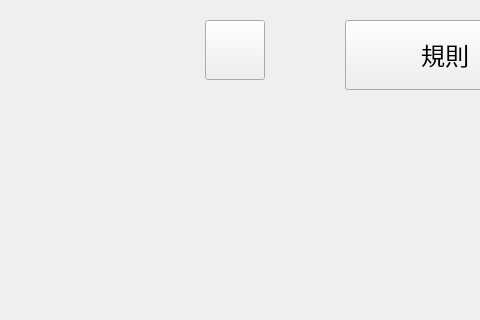
hwc20896/EMProj_CMake, file src/ui/introwidget.ui: the form before one commit; both pictures show x 375 to 855 and y 0 to 320 of the 1000 by 700 pixel window.
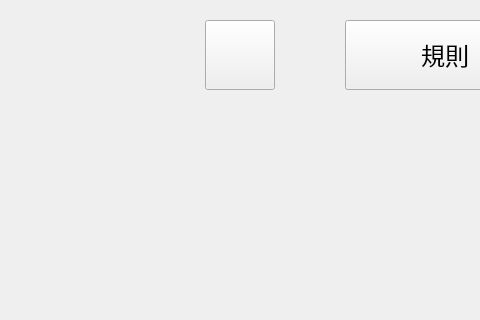
The form after the commit.

Commit message: Did slight changes to Mute Switch

Diff of the .ui file:
```diff
--- a/src/ui/introwidget.ui
+++ b/src/ui/introwidget.ui
@@ -18,13 +18,19 @@
     <rect>
      <x>580</x>
      <y>20</y>
-     <width>60</width>
-     <height>60</height>
+     <width>70</width>
+     <height>70</height>
     </rect>
    </property>
    <property name="text">
     <string/>
    </property>
+   <property name="iconSize">
+    <size>
+     <width>50</width>
+     <height>50</height>
+    </size>
+   </property>
   </widget>
   <widget class="QPushButton" name="startButton">
    <property name="geometry">
```
The commit also changes 1 other file.
